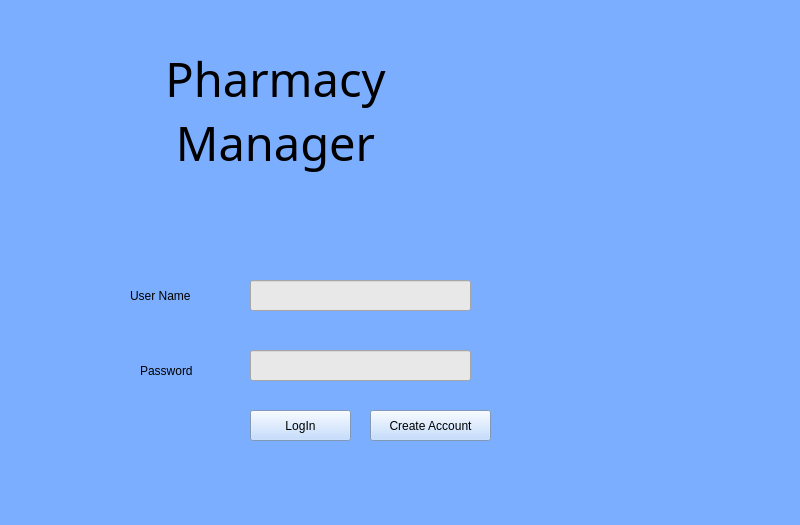
Before: the Qt Designer form UI/LogInGUI.ui in BennettPJ/SFWE403-Sem-Proj, drawn with Qt 5.
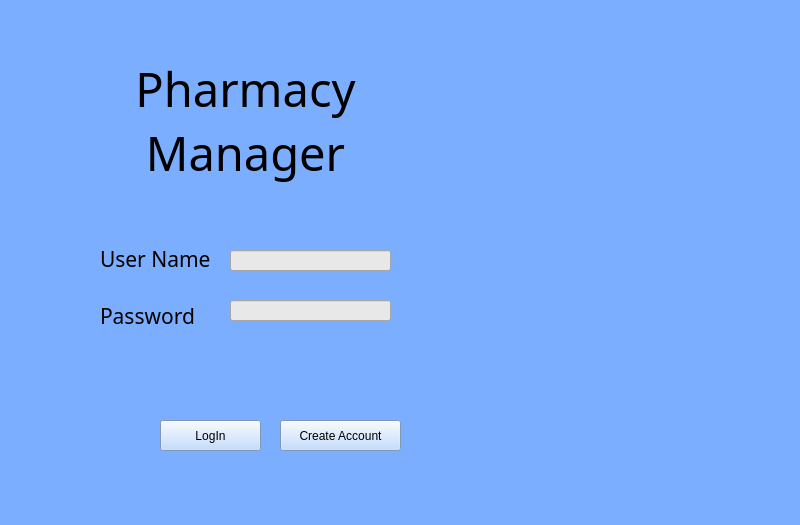
After: the same form once the commit is applied. Icons and pictures are not drawn.

Patch:
```diff
--- a/UI/LogInGUI.ui
+++ b/UI/LogInGUI.ui
@@ -39,8 +39,8 @@
    <widget class="QPushButton" name="logInButton">
     <property name="geometry">
      <rect>
-      <x>250</x>
-      <y>410</y>
+      <x>160</x>
+      <y>420</y>
       <width>101</width>
       <height>31</height>
      </rect>
@@ -61,10 +61,10 @@
    <widget class="QLineEdit" name="userName">
     <property name="geometry">
      <rect>
-      <x>250</x>
-      <y>280</y>
-      <width>221</width>
-      <height>31</height>
+      <x>230</x>
+      <y>250</y>
+      <width>161</width>
+      <height>21</height>
      </rect>
     </property>
     <property name="sizePolicy">
@@ -80,10 +80,10 @@
    <widget class="QLineEdit" name="password">
     <property name="geometry">
      <rect>
-      <x>250</x>
-      <y>350</y>
-      <width>221</width>
-      <height>31</height>
+      <x>230</x>
+      <y>300</y>
+      <width>161</width>
+      <height>21</height>
      </rect>
     </property>
     <property name="sizePolicy">
@@ -99,9 +99,9 @@
    <widget class="QLabel" name="label">
     <property name="geometry">
      <rect>
-      <x>130</x>
-      <y>280</y>
-      <width>101</width>
+      <x>100</x>
+      <y>243</y>
+      <width>111</width>
       <height>31</height>
      </rect>
     </property>
@@ -111,6 +111,15 @@
       <verstretch>0</verstretch>
      </sizepolicy>
     </property>
+    <property name="font">
+     <font>
+      <family>Perpetua</family>
+      <pointsize>16</pointsize>
+      <weight>50</weight>
+      <italic>false</italic>
+      <bold>false</bold>
+     </font>
+    </property>
     <property name="styleSheet">
      <string notr="true">font: 12pt &quot;Perpetua&quot;;</string>
     </property>
@@ -121,10 +130,10 @@
    <widget class="QLabel" name="label_2">
     <property name="geometry">
      <rect>
-      <x>140</x>
-      <y>360</y>
-      <width>81</width>
-      <height>21</height>
+      <x>100</x>
+      <y>300</y>
+      <width>101</width>
+      <height>31</height>
      </rect>
     </property>
     <property name="sizePolicy">
@@ -133,6 +142,15 @@
       <verstretch>0</verstretch>
      </sizepolicy>
     </property>
+    <property name="font">
+     <font>
+      <family>Perpetua</family>
+      <pointsize>16</pointsize>
+      <weight>50</weight>
+      <italic>false</italic>
+      <bold>false</bold>
+     </font>
+    </property>
     <property name="styleSheet">
      <string notr="true">font: 12pt &quot;Perpetua&quot;;</string>
     </property>
@@ -143,8 +161,8 @@
    <widget class="QLabel" name="label_3">
     <property name="geometry">
      <rect>
-      <x>110</x>
-      <y>30</y>
+      <x>80</x>
+      <y>40</y>
       <width>331</width>
       <height>161</height>
      </rect>
@@ -181,9 +199,9 @@
     <property name="geometry">
      <rect>
       <x>520</x>
-      <y>-10</y>
+      <y>40</y>
       <width>261</width>
-      <height>471</height>
+      <height>371</height>
      </rect>
     </property>
     <property name="sizePolicy">
@@ -214,8 +232,8 @@
    <widget class="QPushButton" name="createAccountButton">
     <property name="geometry">
      <rect>
-      <x>370</x>
-      <y>410</y>
+      <x>280</x>
+      <y>420</y>
       <width>121</width>
       <height>31</height>
      </rect>
```
Left out of the diff: 4 changed lines with no effect on the pictures.
